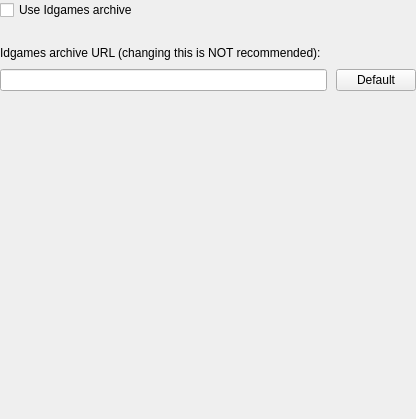
Destroyerrrocket/doomseeker-unofficial, file src/core/gui/configuration/cfgwadseekeridgames.ui: the form before one commit.
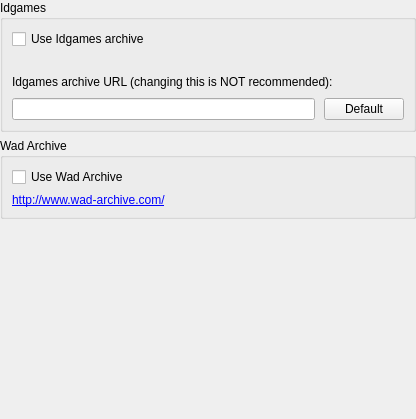
The form after the commit. Icons and pictures are not drawn.

Commit message: - Wad Archive querying can now be toggled from Wadseeker's configuration box. It's enabled by default.

Patch:
```diff
--- a/src/core/gui/configuration/cfgwadseekeridgames.ui
+++ b/src/core/gui/configuration/cfgwadseekeridgames.ui
@@ -15,6 +15,12 @@
     <number>0</number>
    </property>
    <item>
+    <widget class="QGroupBox" name="groupBox">
+     <property name="title">
+      <string>Idgames</string>
+     </property>
+     <layout class="QVBoxLayout" name="verticalLayout_3">
+      <item>
     <widget class="QCheckBox" name="cbUseIdgames">
      <property name="text">
       <string>Use Idgames archive</string>
@@ -66,6 +72,38 @@
          </widget>
         </item>
        </layout>
+         </item>
+        </layout>
+       </widget>
+      </item>
+     </layout>
+    </widget>
+   </item>
+   <item>
+    <widget class="QGroupBox" name="groupBox_2">
+     <property name="title">
+      <string>Wad Archive</string>
+     </property>
+     <layout class="QVBoxLayout" name="verticalLayout_4">
+      <item>
+       <widget class="QCheckBox" name="cbUseWadArchive">
+        <property name="text">
+         <string>Use Wad Archive</string>
+        </property>
+       </widget>
+      </item>
+      <item>
+       <widget class="QLabel" name="label">
+        <property name="text">
+         <string>&lt;html&gt;&lt;head/&gt;&lt;body&gt;&lt;p&gt;&lt;a href=&quot;http://www.wad-archive.com/&quot;&gt;&lt;span style=&quot; text-decoration: underline; color:#0000ff;&quot;&gt;http://www.wad-archive.com/&lt;/span&gt;&lt;/a&gt;&lt;/p&gt;&lt;/body&gt;&lt;/html&gt;</string>
+        </property>
+        <property name="openExternalLinks">
+         <bool>true</bool>
+        </property>
+        <property name="textInteractionFlags">
+         <set>Qt::LinksAccessibleByMouse|Qt::TextSelectableByMouse</set>
+        </property>
+       </widget>
       </item>
      </layout>
     </widget>
```
Lines whose indentation alone changed are shown as unchanged. The commit also changes 5 other files.
